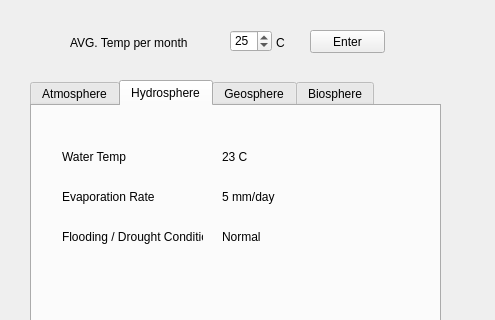
ColinGable/Earth_Project, file Earth_Project.ui: the form before one commit; both pictures show x 0 to 495 and y 0 to 320 of the 495 by 605 pixel window.
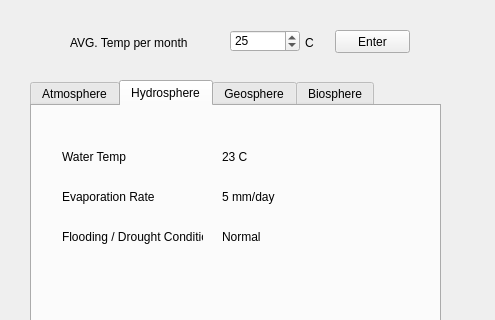
The form after the commit.

```diff
--- a/Earth_Project.ui
+++ b/Earth_Project.ui
@@ -414,7 +414,7 @@
    <widget class="QPushButton" name="User_input_Button">
     <property name="geometry">
      <rect>
-      <x>310</x>
+      <x>335</x>
       <y>30</y>
       <width>75</width>
       <height>23</height>
@@ -439,7 +439,7 @@
      <rect>
       <x>230</x>
       <y>30</y>
-      <width>42</width>
+      <width>70</width>
       <height>22</height>
      </rect>
     </property>
@@ -456,7 +456,7 @@
    <widget class="QLabel" name="Tempunit_label">
     <property name="geometry">
      <rect>
-      <x>276</x>
+      <x>305</x>
       <y>32</y>
       <width>20</width>
       <height>21</height>
```
